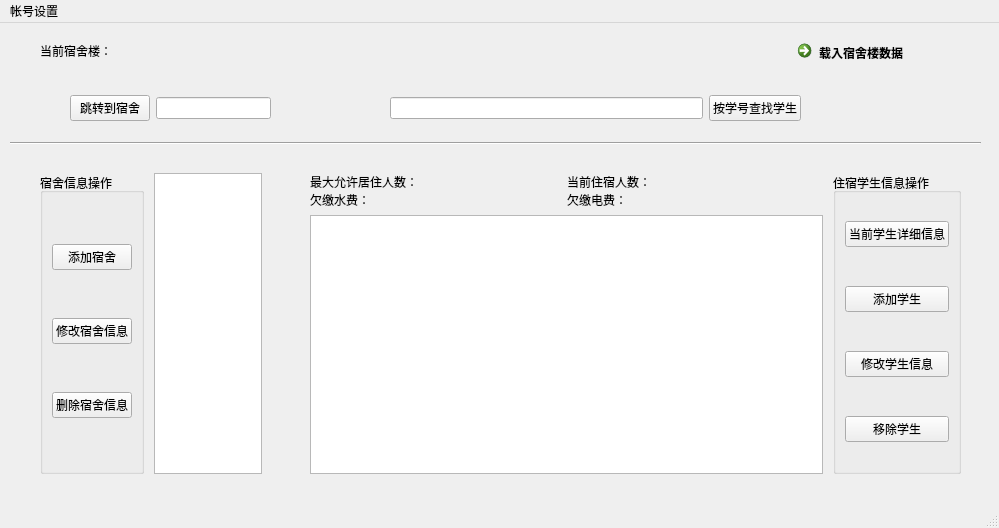
First picture: the form in StudentDormManage/mainwindow_data_manager.ui, repository ThocatsYoung/StuDormMana, before the edit.
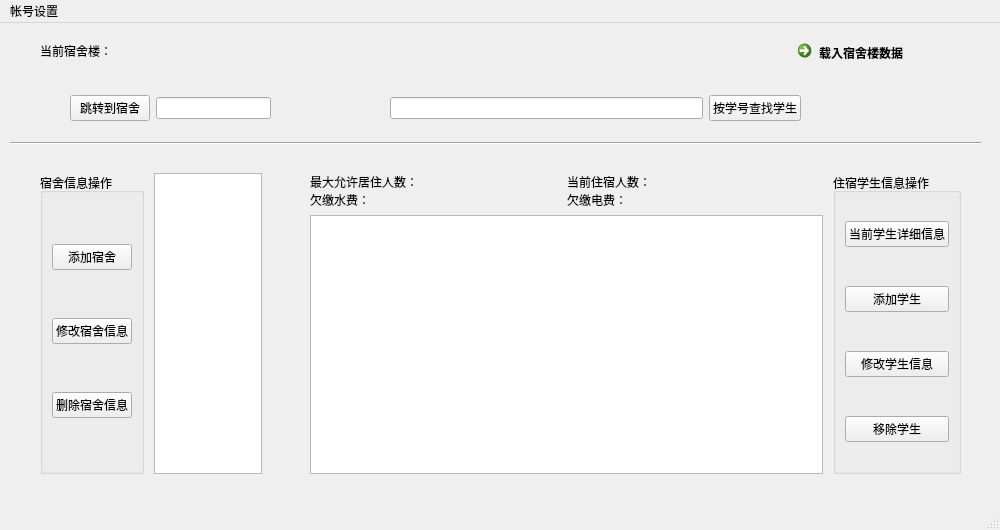
Second picture: the form after the edit.

The edit to the form file:
```diff
--- a/StudentDormManage/mainwindow_data_manager.ui
+++ b/StudentDormManage/mainwindow_data_manager.ui
@@ -6,8 +6,8 @@
    <rect>
     <x>0</x>
     <y>0</y>
-    <width>999</width>
-    <height>528</height>
+    <width>1000</width>
+    <height>530</height>
    </rect>
   </property>
   <property name="windowTitle">
@@ -332,7 +332,7 @@
     <rect>
      <x>0</x>
      <y>0</y>
-     <width>999</width>
+     <width>1000</width>
      <height>26</height>
     </rect>
    </property>
```
